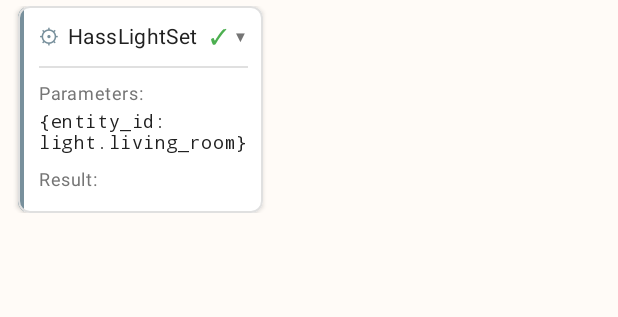
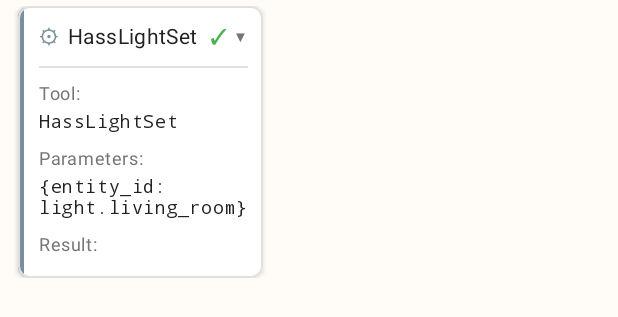
Before and after one commit to mrsheepuk/ha-live, an Android app: the layout item_transcription_tool_call.xml on its own in the app's theme, with its tools: preview values and no code run, on a phone screen of 412 x 824 dp. Shown: the top 317 px of the screen. Run offline under Robolectric (Android 15) with nearby library versions, the phone set to English and light mode, and no system bars.

Commit message:
Humanize tool names for better readability
- Convert PascalCase, snake_case, and kebab-case to "Human case"
- Strip "Hass" prefix from Home Assistant tool names
- Show human-readable name in collapsed view
- Show actual tool name in expanded details section

Examples:
- HassTurnOn → "Turn on"
- HassSetLight → "Set light"
- set_house_state → "Set house state"
- turn-on-roomba → "Turn on roomba"

```diff
--- a/app/app/src/main/res/layout/item_transcription_tool_call.xml
+++ b/app/app/src/main/res/layout/item_transcription_tool_call.xml
@@ -106,6 +106,27 @@
                         android:layout_marginBottom="8dp"
                         android:background="@color/divider_light" />
 
+                    <!-- Tool name label -->
+                    <TextView
+                        android:id="@+id/actualToolNameLabel"
+                        android:layout_width="wrap_content"
+                        android:layout_height="wrap_content"
+                        android:text="Tool:"
+                        android:textAppearance="@style/TextAppearance.MaterialComponents.Caption"
+                        android:textColor="@color/text_secondary_light" />
+
+                    <!-- Actual tool name -->
+                    <TextView
+                        android:id="@+id/actualToolNameText"
+                        android:layout_width="wrap_content"
+                        android:layout_height="wrap_content"
+                        android:layout_marginTop="2dp"
+                        android:layout_marginBottom="8dp"
+                        android:fontFamily="monospace"
+                        android:textAppearance="@style/TextAppearance.MaterialComponents.Caption"
+                        android:textColor="@color/text_primary_light"
+                        tools:text="HassLightSet" />
+
                     <!-- Parameters label -->
                     <TextView
                         android:id="@+id/parametersLabel"
```
Also changed, not shown: app/app/src/main/java/uk/co/mrsheep/halive/ui/TranscriptionAdapter.kt (+27 -1 lines).
